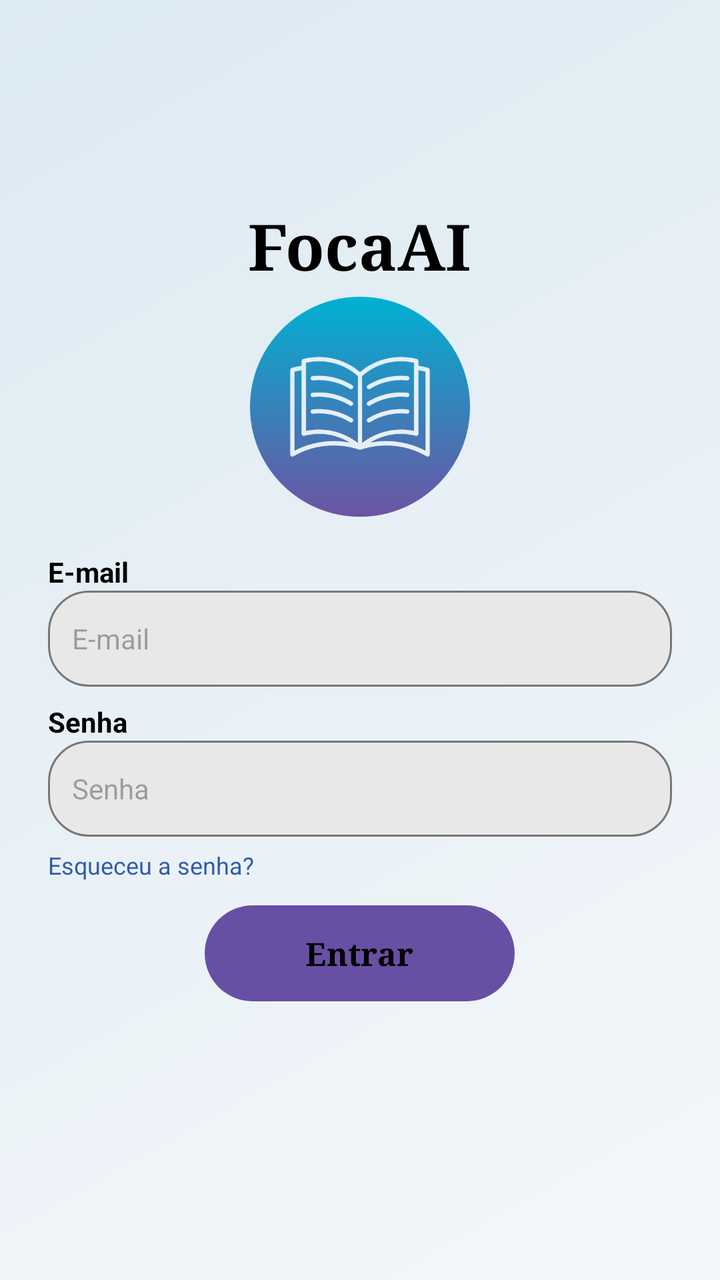
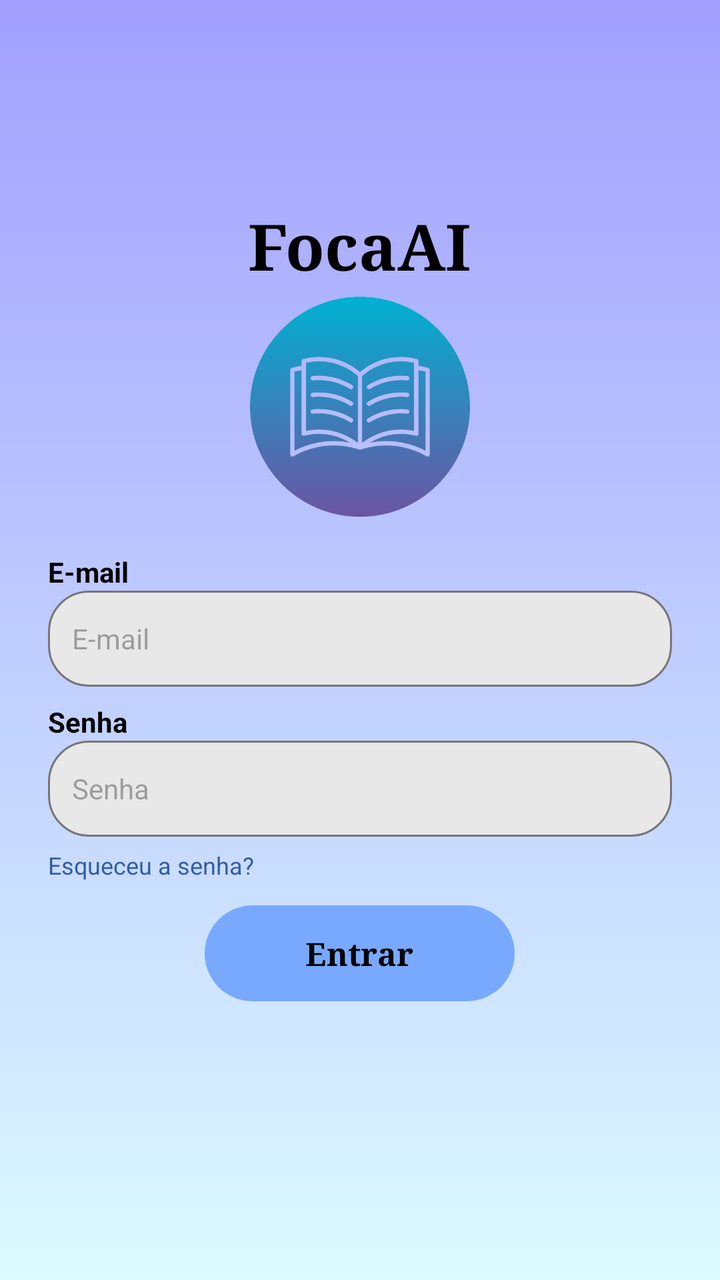

Compare the two renders of this Android layout. The source of the first and the diff that turns it into the second are given below.
<!-- AndroidManifest.xml: application theme Theme.FocaAi -->
<!-- res/layout/activity_login.xml -->
<?xml version="1.0" encoding="utf-8"?>
<androidx.constraintlayout.widget.ConstraintLayout
    xmlns:android="http://schemas.android.com/apk/res/android"
    xmlns:app="http://schemas.android.com/apk/res-auto"
    xmlns:tools="http://schemas.android.com/tools"
    android:layout_width="match_parent"
    android:layout_height="match_parent"
    android:background="@drawable/bg_gradient"
    tools:context=".LoginActivity">

    <LinearLayout
        android:id="@+id/layoutLogin"
        android:layout_width="match_parent"
        android:layout_height="wrap_content"
        android:orientation="vertical"
        android:gravity="center_horizontal"
        android:paddingStart="24dp"
        android:paddingEnd="24dp"
        app:layout_constraintTop_toTopOf="parent"
        app:layout_constraintBottom_toBottomOf="parent"
        app:layout_constraintVertical_bias="0.42">

        <TextView
            android:layout_width="wrap_content"
            android:layout_height="wrap_content"
            android:text="FocaAI"
            android:textSize="32sp"
            android:textStyle="bold"
            android:fontFamily="serif"
            android:textColor="#000000" />

        <ImageView
            android:layout_width="110dp"
            android:layout_height="110dp"
            android:layout_marginTop="4dp"
            android:contentDescription="Logo do FocaAi"
            android:scaleType="fitCenter"
            app:srcCompat="@drawable/livro" />

        <TextView
            android:layout_width="match_parent"
            android:layout_height="wrap_content"
            android:layout_marginTop="18dp"
            android:text="E-mail"
            android:textColor="#000000"
            android:textSize="14sp"
            android:textStyle="bold" />

        <EditText
            android:id="@+id/editEmailLogin"
            android:layout_width="match_parent"
            android:layout_height="48dp"
            android:background="@drawable/campo_rounded"
            android:hint="E-mail"
            android:inputType="textEmailAddress"
            android:paddingStart="12dp"
            android:paddingEnd="12dp"
            android:textSize="14sp" />

        <TextView
            android:layout_width="match_parent"
            android:layout_height="wrap_content"
            android:layout_marginTop="8dp"
            android:text="Senha"
            android:textColor="#000000"
            android:textSize="14sp"
            android:textStyle="bold" />

        <EditText
            android:id="@+id/editSenhaLogin"
            android:layout_width="match_parent"
            android:layout_height="48dp"
            android:background="@drawable/campo_rounded"
            android:hint="Senha"
            android:inputType="textPassword"
            android:paddingStart="12dp"
            android:paddingEnd="12dp"
            android:textSize="14sp" />

        <TextView
            android:id="@+id/textRecuperarSenha"
            android:layout_width="match_parent"
            android:layout_height="wrap_content"
            android:layout_marginTop="6dp"
            android:text="Esqueceu a senha?"
            android:textColor="#315DA8"
            android:textSize="12sp"
            android:gravity="start" />

        <Button
            android:id="@+id/buttonEntrar"
            android:layout_width="155dp"
            android:layout_height="48dp"
            android:layout_marginTop="12dp"
            android:background="@drawable/button_rounded"
            android:fontFamily="serif"
            android:padding="0dp"
            android:stateListAnimator="@null"
            android:text="Entrar"
            android:textAllCaps="false"
            android:textColor="#000000"
            android:textSize="16sp"
            android:textStyle="bold" />

    </LinearLayout>

</androidx.constraintlayout.widget.ConstraintLayout>
<!-- resources referenced by this layout -->
<resources>
  <!-- drawable bg_gradient (drawable) -->
  <?xml version="1.0" encoding="utf-8"?>
  <shape xmlns:android="http://schemas.android.com/apk/res/android"
      android:shape="rectangle">
  
      <gradient
          android:angle="135"
          android:startColor="@color/background"
          android:endColor="@color/surface"
          android:type="linear" />
  
  </shape>
  <!-- drawable button_rounded (drawable) -->
  <?xml version="1.0" encoding="utf-8"?>
  <shape xmlns:android="http://schemas.android.com/apk/res/android"
      android:shape="rectangle">
  
      <solid android:color="#78A9FF" />
  
      <corners android:radius="50dp" />
  
  </shape>
  <!-- drawable campo_rounded (drawable) -->
  <?xml version="1.0" encoding="utf-8"?>
  <shape xmlns:android="http://schemas.android.com/apk/res/android"
      android:shape="rectangle">
  
      <solid android:color="#E8E8E8" />
  
      <stroke
          android:width="1dp"
          android:color="#777777" />
  
      <corners android:radius="20dp" />
  
  </shape>
  <!-- drawable livro: png bitmap (drawable, 33037 bytes) -->
  <style name="Theme.FocaAi" parent="Base.Theme.FocaAi" />
  <color name="background">#F4F7FA</color>
  <color name="surface">#DCEAF2</color>
  <style name="Base.Theme.FocaAi" parent="Theme.Material3.DayNight.NoActionBar">
          
          
      </style>
</resources>

<!-- the commit's change to res/layout/activity_login.xml (unified diff, before → after) -->
@@ -1,33 +1,32 @@
 <?xml version="1.0" encoding="utf-8"?>
-<androidx.constraintlayout.widget.ConstraintLayout
-    xmlns:android="http://schemas.android.com/apk/res/android"
+<androidx.constraintlayout.widget.ConstraintLayout xmlns:android="http://schemas.android.com/apk/res/android"
     xmlns:app="http://schemas.android.com/apk/res-auto"
     xmlns:tools="http://schemas.android.com/tools"
     android:layout_width="match_parent"
     android:layout_height="match_parent"
-    android:background="@drawable/bg_gradient"
-    tools:context=".LoginActivity">
+    android:background="@drawable/bg_foca_gradient"
+    tools:context=".activities.LoginActivity">
 
     <LinearLayout
         android:id="@+id/layoutLogin"
         android:layout_width="match_parent"
         android:layout_height="wrap_content"
+        android:gravity="center_horizontal"
         android:orientation="vertical"
-        android:gravity="center_horizontal"
         android:paddingStart="24dp"
         android:paddingEnd="24dp"
+        app:layout_constraintBottom_toBottomOf="parent"
         app:layout_constraintTop_toTopOf="parent"
-        app:layout_constraintBottom_toBottomOf="parent"
         app:layout_constraintVertical_bias="0.42">
 
         <TextView
             android:layout_width="wrap_content"
             android:layout_height="wrap_content"
+            android:fontFamily="serif"
             android:text="FocaAI"
+            android:textColor="#000000"
             android:textSize="32sp"
-            android:textStyle="bold"
-            android:fontFamily="serif"
-            android:textColor="#000000" />
+            android:textStyle="bold" />
 
         <ImageView
             android:layout_width="110dp"
@@ -82,10 +81,10 @@
             android:layout_width="match_parent"
             android:layout_height="wrap_content"
             android:layout_marginTop="6dp"
+            android:gravity="start"
             android:text="Esqueceu a senha?"
             android:textColor="#315DA8"
-            android:textSize="12sp"
-            android:gravity="start" />
+            android:textSize="12sp" />
 
         <Button
             android:id="@+id/buttonEntrar"
@@ -100,7 +99,8 @@
             android:textAllCaps="false"
             android:textColor="#000000"
             android:textSize="16sp"
-            android:textStyle="bold" />
+            android:textStyle="bold"
+            app:backgroundTint="@null" />
 
     </LinearLayout>
 
<!-- resource entries referenced after the edit -->
@@ -1,16 +1,9 @@
 <!-- resources referenced by this layout -->
 <resources>
-  <!-- drawable bg_gradient (drawable) -->
+  <!-- drawable bg_foca_gradient (drawable) -->
   <?xml version="1.0" encoding="utf-8"?>
-  <shape xmlns:android="http://schemas.android.com/apk/res/android"
-      android:shape="rectangle">
-  
-      <gradient
-          android:angle="135"
-          android:startColor="@color/background"
-          android:endColor="@color/surface"
-          android:type="linear" />
-  
+  <shape xmlns:android="http://schemas.android.com/apk/res/android" android:shape="rectangle">
+      <gradient android:angle="270" android:startColor="#A29FFF" android:endColor="#DCFAFF" android:type="linear" />
   </shape>
   <!-- drawable button_rounded (drawable) -->
   <?xml version="1.0" encoding="utf-8"?>
@@ -38,8 +31,6 @@
   </shape>
   <!-- drawable livro: png bitmap (drawable, 33037 bytes) -->
   <style name="Theme.FocaAi" parent="Base.Theme.FocaAi" />
-  <color name="background">#F4F7FA</color>
-  <color name="surface">#DCEAF2</color>
   <style name="Base.Theme.FocaAi" parent="Theme.Material3.DayNight.NoActionBar">
           
           
